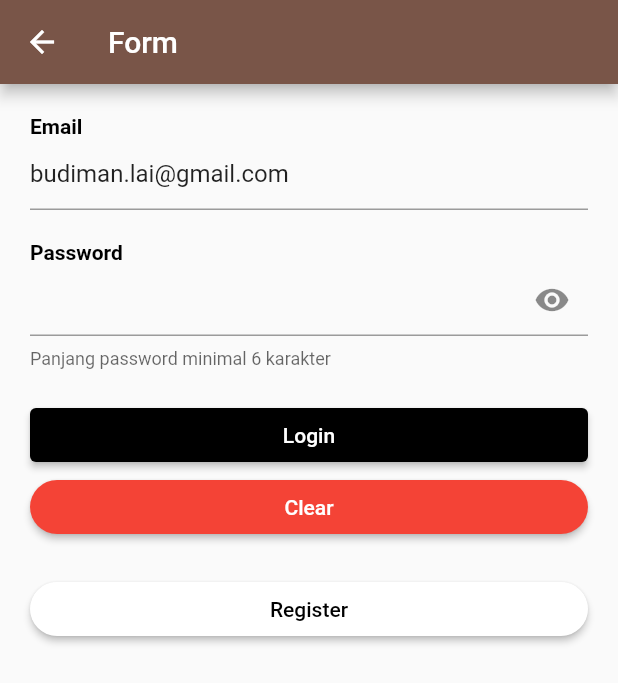
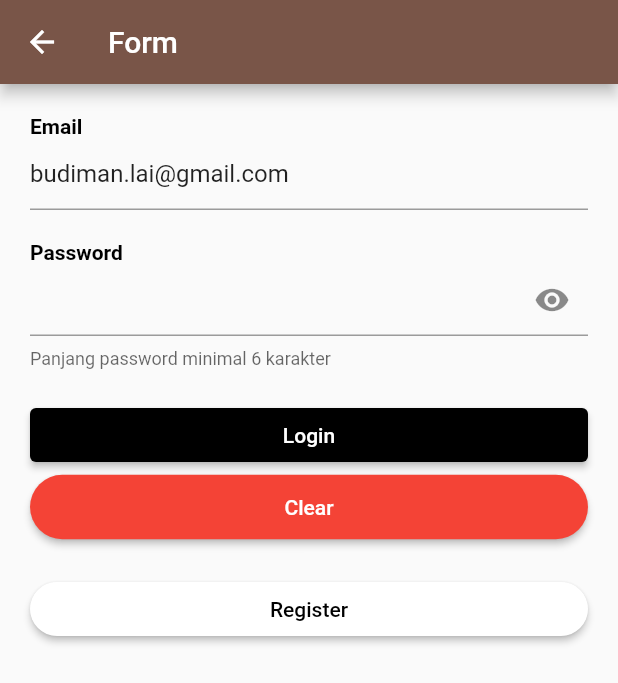
Before and after one commit to budimanlai/flutter-common_lib, a Flutter app: the FormPage screen opened directly, on a phone screen of 412 x 824 dp. Shown: the top 683 px of the screen. Run offline on Flutter 3.47's test engine with Material 2 defaults, Android fonts, the phone set to English and light mode, and no system bars.

Commit message:
fix button rounded height

```diff
--- a/lib/ui/button.dart
+++ b/lib/ui/button.dart
@@ -42,6 +42,7 @@ class Button {
     Color? backgroundColorDisabled,
     Color? textColorDisabled,
     bool? disabled = false,
+    double? height = 43,
     Function()? onPressed,
   }) {
     Color? _tc = textColor == null ? ColorStyle.buttonTextPrimary : textColor;
@@ -56,15 +57,18 @@ class Button {
           : backgroundColorDisabled;
     }
 
+    double rSize = height! / 2;
+
     return ElevatedButton(
         onPressed: !disabled ? () => {
           if (onPressed != null) {onPressed()}
         } : null,
         style: ButtonStyle(
+          minimumSize: MaterialStateProperty.all<Size>(Size(0, height)),
             backgroundColor: MaterialStateProperty.all<Color>(_bc),
             shape: MaterialStateProperty.all<RoundedRectangleBorder>(
                 RoundedRectangleBorder(
-                    borderRadius: BorderRadius.circular(18.0)))),
+                    borderRadius: BorderRadius.circular(rSize)))),
         child: Text(label, style: TextStyle(color: _tc)));
   }
 
```
